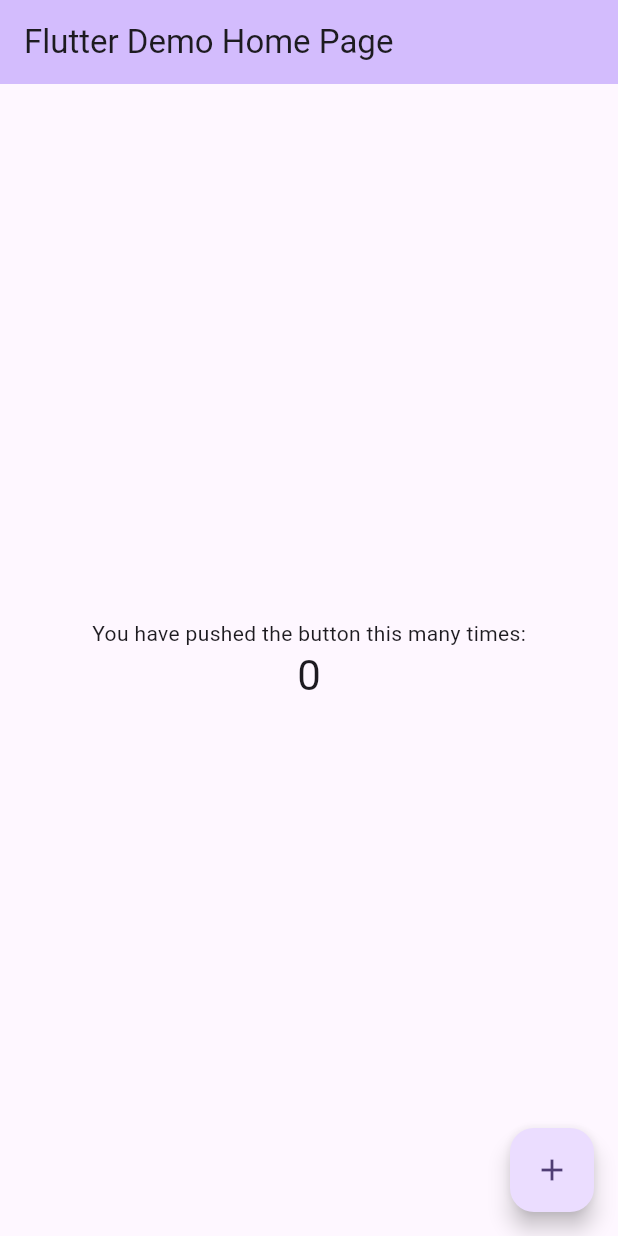
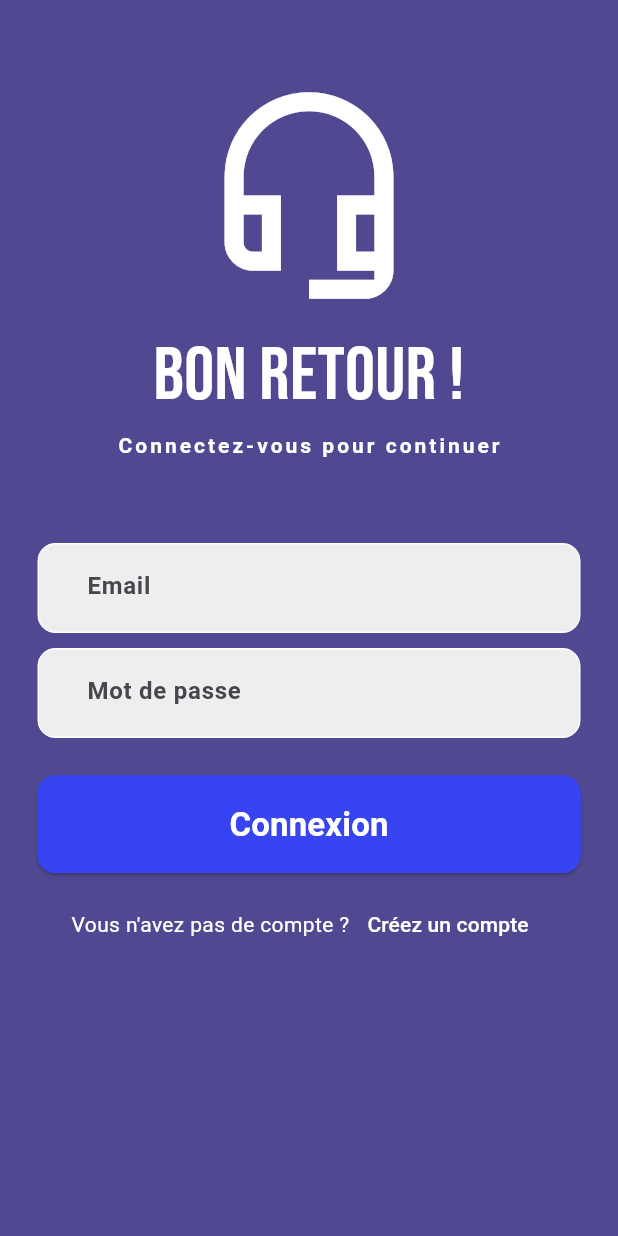
Before and after one commit to Julio-SISCO/Karaoke-Mobile-App, a Flutter app: the screen it shows after launch, on a phone screen of 412 x 824 dp. Run offline on Flutter 3.47's test engine with Material 2 defaults, Android fonts, the phone set to English and light mode, and no system bars; our stand-ins replace google_fonts.

Commit message:
Interface de connexion

```diff
--- /dev/null
+++ b/manaoke/lib/helpers/colors.dart
@@ -0,0 +1,6 @@
+import 'package:flutter/material.dart';
+
+class AppColors {
+  static const Color defaut = Color.fromARGB(185, 14, 3, 102);
+  static const Color buttonOnBlueFont = Color.fromARGB(255, 55, 68, 241);
+}
--- /dev/null
+++ b/manaoke/lib/login.dart
@@ -0,0 +1,158 @@
+// ignore_for_file: public_member_api_docs, sort_constructors_first
+import 'package:flutter/material.dart';
+import 'package:google_fonts/google_fonts.dart';
+import 'package:manaoke/helpers/colors.dart';
+
+class Login extends StatefulWidget {
+  Login({Key? key}) : super(key: key);
+
+  @override
+  State<Login> createState() => _LoginState();
+}
+
+class _LoginState extends State<Login> {
+  @override
+  Widget build(BuildContext context) {
+    return Scaffold(
+      backgroundColor: AppColors.defaut,
+      body: SingleChildScrollView(
+        child: SafeArea(
+          child: Center(
+            child: Column(
+              mainAxisAlignment: MainAxisAlignment.center,
+              children: [
+                const SizedBox(
+                  height: 55,
+                ),
+                const Icon(
+                  Icons.headset_mic_outlined,
+                  size: 150.0,
+                  color: Colors.white,
+                ),
+                const SizedBox(
+                  height: 10,
+                ),
+                Text(
+                  'Bon retour !',
+                  style: GoogleFonts.bebasNeue(
+                    fontSize: 50,
+                    color: Colors.white,
+                  ),
+                ),
+                Text(
+                  'Connectez-vous pour continuer',
+                  style: GoogleFonts.aBeeZee(
+                    fontWeight: FontWeight.bold,
+                    letterSpacing: 2,
+                    color: Colors.white,
+                  ),
+                ),
+                const SizedBox(
+                  height: 55,
+                ),
+                Padding(
+                  padding: const EdgeInsets.symmetric(horizontal: 25.0),
+                  child: Container(
+                    padding: const EdgeInsets.symmetric(horizontal: 16.0),
+                    height: 60,
+                    decoration: BoxDecoration(
+                        color: Colors.grey[200],
+                        border: Border.all(color: Colors.white),
+                        borderRadius: BorderRadius.circular(12)),
+                    child: TextFormField(
+                      decoration: InputDecoration(
+                        border: const OutlineInputBorder(
+                          borderSide: BorderSide.none,
+                        ),
+                        hintText: 'Email',
+                        hintStyle: GoogleFonts.aBeeZee(
+                          fontWeight: FontWeight.bold,
+                        ),
+                      ),
+                    ),
+                  ),
+                ),
+                const SizedBox(
+                  height: 10,
+                ),
+                Padding(
+                  padding: const EdgeInsets.symmetric(horizontal: 25.0),
+                  child: Container(
+                    padding: const EdgeInsets.symmetric(horizontal: 16.0),
+                    height: 60,
+                    decoration: BoxDecoration(
+                        color: Colors.grey[200],
+                        border: Border.all(color: Colors.white),
+                        borderRadius: BorderRadius.circular(12)),
+                    child: TextFormField(
+                      obscureText: true,
+                      decoration: InputDecoration(
+                        border: const OutlineInputBorder(
+                          borderSide: BorderSide.none,
+                        ),
+                        hintText: 'Mot de passe',
+                        hintStyle: GoogleFonts.aBeeZee(
+                          fontWeight: FontWeight.bold,
+                        ),
+                      ),
+                    ),
+                  ),
+                ),
+                const SizedBox(
+                  height: 25.0,
+                ),
+                Padding(
+                  padding: const EdgeInsets.symmetric(horizontal: 25.0),
+                  child: SizedBox(
+                    height: 65.0,
+                    width: MediaQuery.of(context).size.width,
+                    child: ElevatedButton(
+                      onPressed: () {},
+                      style: ElevatedButton.styleFrom(
+                        foregroundColor: Colors.black,
+                        backgroundColor: AppColors.buttonOnBlueFont,
+                        shape: RoundedRectangleBorder(
+                          // Forme du bouton similaire aux champs de saisie
+                          borderRadius: BorderRadius.circular(12),
+                          side: const BorderSide(
+                              color: AppColors.buttonOnBlueFont),
+                        ),
+                      ),
+                      child: Text(
+                        'Connexion',
+                        style: GoogleFonts.aBeeZee(
+                          color: Colors.white,
+                          fontSize: 22,
+                          fontWeight: FontWeight.bold,
+                        ),
+                      ),
+                    ),
+                  ),
+                ),
+                const SizedBox(
+                  height: 10,
+                ),
+                Row(
+                  mainAxisAlignment: MainAxisAlignment.center,
+                  children: [
+                    Text(
+                      'Vous n\'avez pas de compte ?',
+                      style: GoogleFonts.aBeeZee(color: Colors.white),
+                    ),
+                    TextButton(
+                      onPressed: () {},
+                      child: Text(
+                        'Créez un compte',
+                        style: GoogleFonts.aBeeZee(color: Colors.white),
+                      ),
+                    )
+                  ],
+                )
+              ],
+            ),
+          ),
+        ),
+      ),
+    );
+  }
+}
--- a/manaoke/lib/main.dart
+++ b/manaoke/lib/main.dart
@@ -1,4 +1,6 @@
 import 'package:flutter/material.dart';
+import 'package:manaoke/helpers/colors.dart';
+import 'package:manaoke/login.dart';
 
 void main() {
   runApp(const MyApp());
@@ -7,119 +9,84 @@ void main() {
 class MyApp extends StatelessWidget {
   const MyApp({super.key});
 
-  // This widget is the root of your application.
   @override
   Widget build(BuildContext context) {
     return MaterialApp(
-      title: 'Flutter Demo',
+      debugShowCheckedModeBanner: false,
+      title: 'Manaoke',
       theme: ThemeData(
-        // This is the theme of your application.
-        //
-        // TRY THIS: Try running your application with "flutter run". You'll see
-        // the application has a blue toolbar. Then, without quitting the app,
-        // try changing the seedColor in the colorScheme below to Colors.green
-        // and then invoke "hot reload" (save your changes or press the "hot
-        // reload" button in a Flutter-supported IDE, or press "r" if you used
-        // the command line to start the app).
-        //
-        // Notice that the counter didn't reset back to zero; the application
-        // state is not lost during the reload. To reset the state, use hot
-        // restart instead.
-        //
-        // This works for code too, not just values: Most code changes can be
-        // tested with just a hot reload.
-        colorScheme: ColorScheme.fromSeed(seedColor: Colors.deepPurple),
+        colorScheme: ColorScheme.fromSeed(seedColor: AppColors.defaut),
         useMaterial3: true,
       ),
-      home: const MyHomePage(title: 'Flutter Demo Home Page'),
+      home: Login(),
     );
   }
 }
 
-class MyHomePage extends StatefulWidget {
-  const MyHomePage({super.key, required this.title});
-
-  // This widget is the home page of your application. It is stateful, meaning
-  // that it has a State object (defined below) that contains fields that affect
-  // how it looks.
-
-  // This class is the configuration for the state. It holds the values (in this
-  // case the title) provided by the parent (in this case the App widget) and
-  // used by the build method of the State. Fields in a Widget subclass are
-  // always marked "final".
-
-  final String title;
+class MyLoginPage extends StatefulWidget {
+  const MyLoginPage({super.key});
 
   @override
-  State<MyHomePage> createState() => _MyHomePageState();
+  State<MyLoginPage> createState() => _MyLoginPageState();
 }
 
-class _MyHomePageState extends State<MyHomePage> {
-  int _counter = 0;
-
-  void _incrementCounter() {
-    setState(() {
-      // This call to setState tells the Flutter framework that something has
-      // changed in this State, which causes it to rerun the build method below
-      // so that the display can reflect the updated values. If we changed
-      // _counter without calling setState(), then the build method would not be
-      // called again, and so nothing would appear to happen.
-      _counter++;
-    });
-  }
+class _MyLoginPageState extends State<MyLoginPage> {
+  final _emailController = TextEditingController();
+  final _passwordController = TextEditingController();
 
   @override
   Widget build(BuildContext context) {
-    // This method is rerun every time setState is called, for instance as done
-    // by the _incrementCounter method above.
-    //
-    // The Flutter framework has been optimized to make rerunning build methods
-    // fast, so that you can just rebuild anything that needs updating rather
-    // than having to individually change instances of widgets.
     return Scaffold(
-      appBar: AppBar(
-        // TRY THIS: Try changing the color here to a specific color (to
-        // Colors.amber, perhaps?) and trigger a hot reload to see the AppBar
-        // change color while the other colors stay the same.
-        backgroundColor: Theme.of(context).colorScheme.inversePrimary,
-        // Here we take the value from the MyHomePage object that was created by
-        // the App.build method, and use it to set our appbar title.
-        title: Text(widget.title),
-      ),
+      backgroundColor: Color.fromARGB(255, 14, 2, 104),
       body: Center(
-        // Center is a layout widget. It takes a single child and positions it
-        // in the middle of the parent.
-        child: Column(
-          // Column is also a layout widget. It takes a list of children and
-          // arranges them vertically. By default, it sizes itself to fit its
-          // children horizontally, and tries to be as tall as its parent.
-          //
-          // Column has various properties to control how it sizes itself and
-          // how it positions its children. Here we use mainAxisAlignment to
-          // center the children vertically; the main axis here is the vertical
-          // axis because Columns are vertical (the cross axis would be
-          // horizontal).
-          //
-          // TRY THIS: Invoke "debug painting" (choose the "Toggle Debug Paint"
-          // action in the IDE, or press "p" in the console), to see the
-          // wireframe for each widget.
-          mainAxisAlignment: MainAxisAlignment.center,
-          children: <Widget>[
-            const Text(
-              'You have pushed the button this many times:',
-            ),
-            Text(
-              '$_counter',
-              style: Theme.of(context).textTheme.headlineMedium,
-            ),
-          ],
+          child: Padding(
+        padding: const EdgeInsets.all(20),
+        child: Form(
+          child: Column(
+            mainAxisAlignment: MainAxisAlignment.center,
+            children: [
+              TextFormField(
+                controller: _emailController,
+                decoration: const InputDecoration(
+                  hintText: 'EMAIL',
+                  hintStyle: TextStyle(
+                    color: Colors.white,
+                  ),
+                  border: OutlineInputBorder(
+                    borderSide: BorderSide(
+                      color: Colors.white,
+                      width: 1.0,
+                    ),
+                    borderRadius: BorderRadius.all(Radius.circular(4)),
+                  ),
+                ),
+              ),
+              const SizedBox(
+                height: 20,
+              ),
+              TextFormField(
+                controller: _passwordController,
+                decoration: const InputDecoration(
+                  hintText: 'MOT DE PASSE',
+                  hintStyle: TextStyle(
+                    color: Colors.white,
+                  ),
+                  border: OutlineInputBorder(
+                    borderRadius: BorderRadius.all(Radius.circular(4)),
+                  ),
+                ),
+              ),
+              const SizedBox(
+                height: 20,
+              ),
+              TextButton(
+                onPressed: () {},
+                child: const Text('CONNEXION'),
+              )
+            ],
+          ),
         ),
-      ),
-      floatingActionButton: FloatingActionButton(
-        onPressed: _incrementCounter,
-        tooltip: 'Increment',
-        child: const Icon(Icons.add),
-      ), // This trailing comma makes auto-formatting nicer for build methods.
+      )),
     );
   }
 }
--- a/manaoke/pubspec.yaml
+++ b/manaoke/pubspec.yaml
@@ -35,6 +35,7 @@ dependencies:
   # The following adds the Cupertino Icons font to your application.
   # Use with the CupertinoIcons class for iOS style icons.
   cupertino_icons: ^1.0.2
+  google_fonts: ^5.1.0
 
 dev_dependencies:
   flutter_test:
```
Also changed, not shown: manaoke/pubspec.lock, 1 other file.
